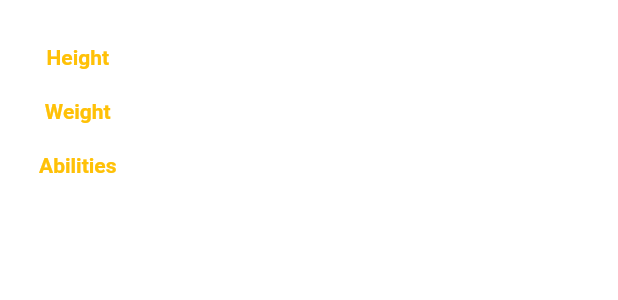
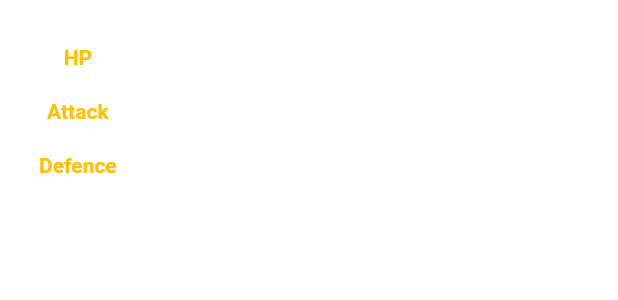
Before and after one commit to leandroBorgesFerreira/Pokedex, a Flutter app: the StatusTab widget shown alone on an empty page, opened directly, on a phone screen of 412 x 824 dp. Shown: the top 300 px of the screen. Run offline on Flutter 3.47's test engine with Material 2 defaults, Android fonts, the phone set to English and light mode, and no system bars; network calls fail.

Commit message:
Adding base stats

```diff
--- a/lib/model/pokemon_details.dart
+++ b/lib/model/pokemon_details.dart
@@ -1,4 +1,5 @@
 import 'package:pokedex/model/ability.dart';
+import 'package:pokedex/model/stats.dart';
 import 'package:pokedex/model/type.dart';
 
 class PokemonDetails {
@@ -7,6 +8,7 @@ class PokemonDetails {
   final int weight;
   final List<TypeSlot> typeSlotList;
   final List<AbilitySlot> abilitySlotList;
+  final List<BaseStats> baseStats;
 
   PokemonDetails(
     this.name,
@@ -14,6 +16,7 @@ class PokemonDetails {
     this.weight,
     this.typeSlotList,
     this.abilitySlotList,
+    this.baseStats,
   );
 
   factory PokemonDetails.fromJson(Map<String, dynamic> json) {
@@ -23,12 +26,16 @@ class PokemonDetails {
     var typesList = (json["types"] as List<dynamic>)
         .map((typeSlot) => TypeSlot.fromJson(typeSlot));
 
+    var baseStatsList = (json["stats"] as List<dynamic>)
+        .map((typeSlot) => BaseStats.fromJson(typeSlot));
+
     return PokemonDetails(
       json["name"],
       json["height"],
       json["weight"],
       typesList.toList(),
       abilitiesList.toList(),
+      baseStatsList.toList(),
     );
   }
 
--- /dev/null
+++ b/lib/model/stats.dart
@@ -0,0 +1,30 @@
+
+import 'package:pokedex/utils/string.dart';
+
+class BaseStats {
+
+  final int baseStat;
+  final Stat stat;
+
+  BaseStats(this.baseStat, this.stat);
+
+  factory BaseStats.fromJson(Map<String, dynamic> json) {
+    var stat = json["stat"];
+
+    return BaseStats(
+      json["base_stat"],
+      Stat.fromSlot(stat),
+    );
+  }
+}
+
+class Stat {
+
+  final String name;
+
+  Stat(this.name);
+
+  factory Stat.fromSlot(Map<String, dynamic> json) {
+    return Stat((json["name"] as String).capitalize());
+  }
+}
--- a/lib/ui/details/body/tabs/stats_tab.dart
+++ b/lib/ui/details/body/tabs/stats_tab.dart
@@ -23,7 +23,7 @@ class _StatusTabState extends State<StatusTab> {
         children: const [
           Padding(
               padding: EdgeInsets.only(right: 10),
-              child: InfoIndexList(indexList: ["Height", "Weight", "Abilities"])
+              child: InfoIndexList(indexList: ["HP", "Attack", "Defence"])
           ),
         ],
       ),
```
